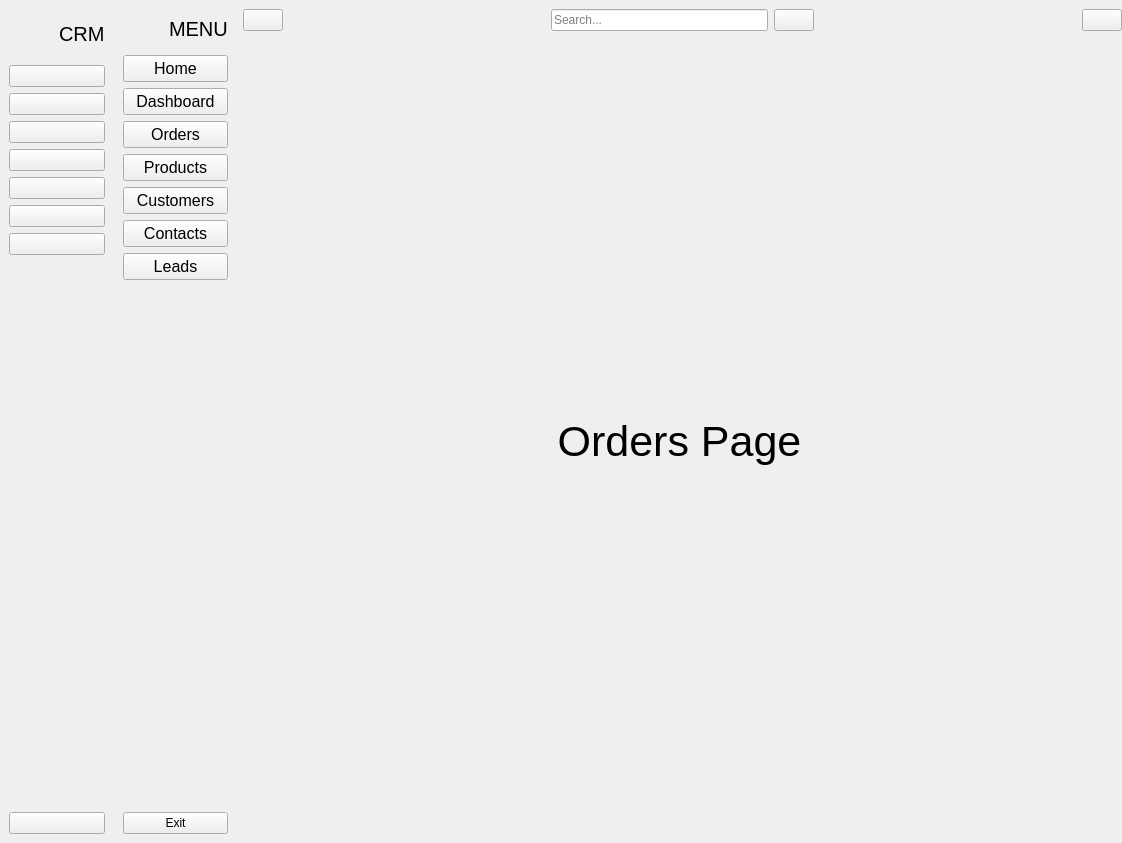
BROM100/CRM-APP, file src/MainWindow.ui: the form before one commit.
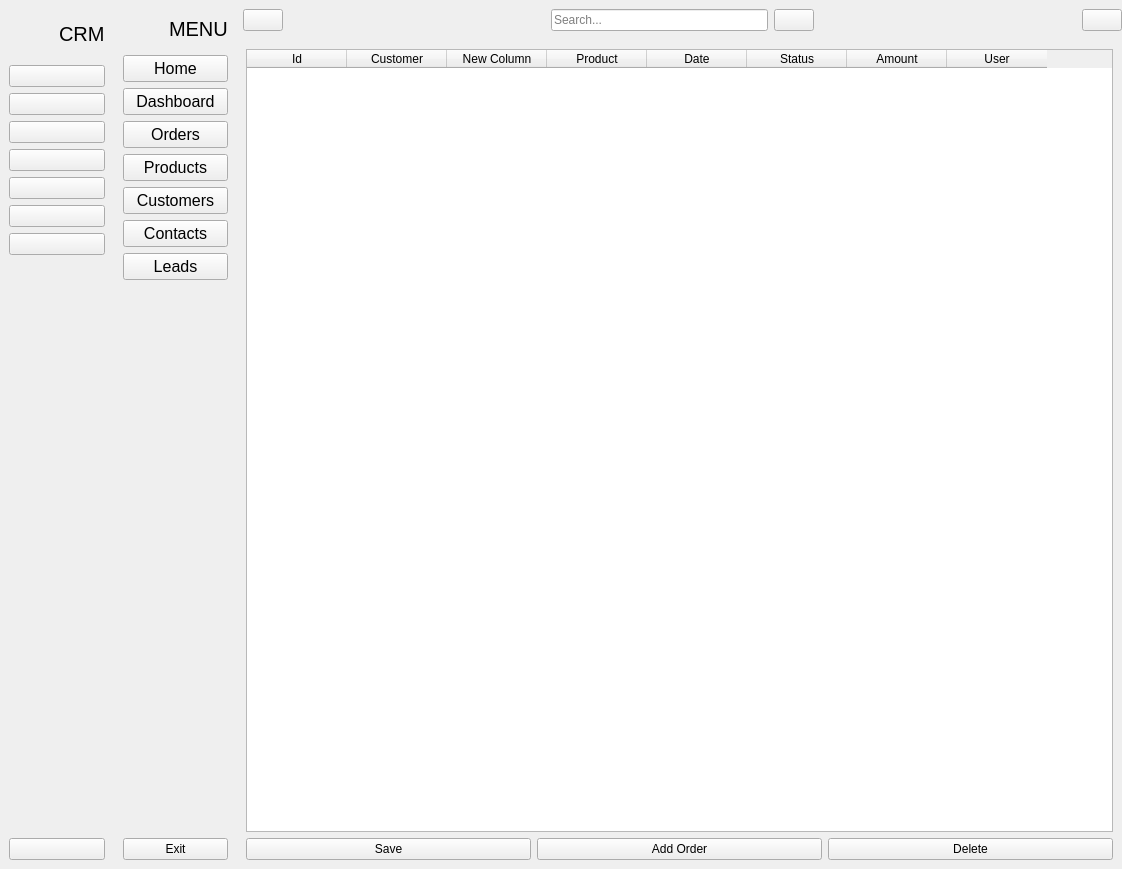
The form after the commit. The open tabs and pages were chosen to show the change. Icons and pictures are not drawn.

Commit message: UI pages for Leads, Products and Orders.

```diff
--- a/src/MainWindow.ui
+++ b/src/MainWindow.ui
@@ -7,7 +7,7 @@
     <x>0</x>
     <y>0</y>
     <width>1122</width>
-    <height>843</height>
+    <height>869</height>
    </rect>
   </property>
   <property name="sizePolicy">
@@ -355,26 +355,113 @@
          <widget class="QWidget" name="page_3">
           <layout class="QGridLayout" name="gridLayout_4">
            <item row="0" column="0">
-            <widget class="QLabel" name="label_9">
-             <property name="minimumSize">
-              <size>
-               <width>0</width>
-               <height>341</height>
-              </size>
+            <widget class="QTableWidget" name="orders_tableWidget">
+             <property name="sizePolicy">
+              <sizepolicy hsizetype="MinimumExpanding" vsizetype="Expanding">
+               <horstretch>0</horstretch>
+               <verstretch>0</verstretch>
+              </sizepolicy>
              </property>
-             <property name="font">
-              <font>
-               <pointsize>32</pointsize>
-              </font>
+             <property name="cursor" stdset="0">
+              <cursorShape>SizeAllCursor</cursorShape>
              </property>
-             <property name="text">
-              <string>Orders Page</string>
+             <property name="contextMenuPolicy">
+              <enum>Qt::ActionsContextMenu</enum>
              </property>
-             <property name="alignment">
-              <set>Qt::AlignCenter</set>
-             </property>
+             <attribute name="verticalHeaderMinimumSectionSize">
+              <number>100</number>
+             </attribute>
+             <attribute name="verticalHeaderDefaultSectionSize">
+              <number>100</number>
+             </attribute>
+             <attribute name="verticalHeaderHighlightSections">
+              <bool>true</bool>
+             </attribute>
+             <column>
+              <property name="text">
+               <string>Id</string>
+              </property>
+             </column>
+             <column>
+              <property name="text">
+               <string>Customer</string>
+              </property>
+             </column>
+             <column>
+              <property name="text">
+               <string>New Column</string>
+              </property>
+             </column>
+             <column>
+              <property name="text">
+               <string>Product</string>
+              </property>
+             </column>
+             <column>
+              <property name="text">
+               <string>Date</string>
+              </property>
+             </column>
+             <column>
+              <property name="text">
+               <string>Status</string>
+              </property>
+             </column>
+             <column>
+              <property name="text">
+               <string>Amount</string>
+              </property>
+             </column>
+             <column>
+              <property name="text">
+               <string>User</string>
+              </property>
+             </column>
             </widget>
            </item>
+           <item row="1" column="0">
+            <layout class="QHBoxLayout" name="horizontalLayout_19">
+             <item>
+              <widget class="QPushButton" name="save_order">
+               <property name="text">
+                <string>Save</string>
+               </property>
+               <property name="checkable">
+                <bool>true</bool>
+               </property>
+               <property name="autoExclusive">
+                <bool>true</bool>
+               </property>
+              </widget>
+             </item>
+             <item>
+              <widget class="QPushButton" name="add_order">
+               <property name="text">
+                <string>Add Order</string>
+               </property>
+               <property name="checkable">
+                <bool>true</bool>
+               </property>
+               <property name="autoExclusive">
+                <bool>true</bool>
+               </property>
+              </widget>
+             </item>
+             <item>
+              <widget class="QPushButton" name="delete_order">
+               <property name="text">
+                <string>Delete</string>
+               </property>
+               <property name="checkable">
+                <bool>true</bool>
+               </property>
+               <property name="autoExclusive">
+                <bool>true</bool>
+               </property>
+              </widget>
+             </item>
+            </layout>
+           </item>
           </layout>
          </widget>
          <widget class="QWidget" name="page_4">
```
Left out of the diff: 352 changed lines with no effect on the pictures. The commit also changes 4 other files.
